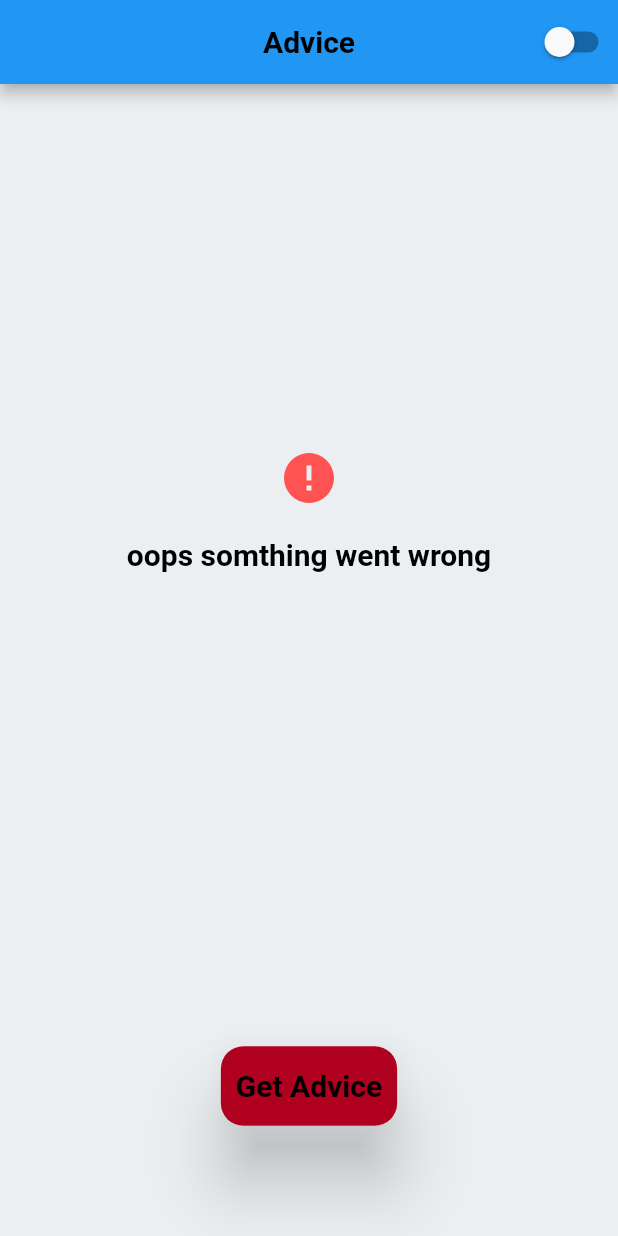
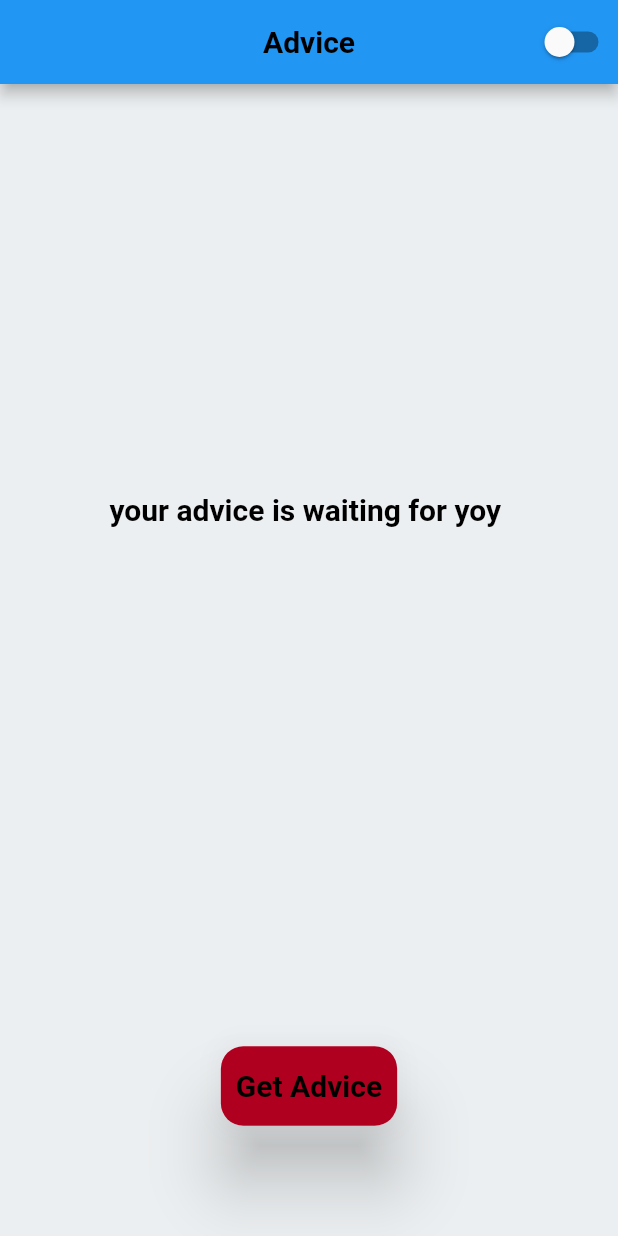
Before and after one commit to ahmadmansour1/adviceapp, a Flutter app: the screen it shows after launch, on a phone screen of 412 x 824 dp. Run offline on Flutter 3.47's test engine with Material 2 defaults, Android fonts, the phone set to English and light mode, and no system bars; our stand-ins replace bloc, equatable, flutter_bloc; Roboto replaces fonts that are missing (Rubik).

Commit message:
Cubits file

```diff
--- /dev/null
+++ b/lib/2_Application/pages/Bloc/advisor_bloc.dart
@@ -0,0 +1,24 @@
+import 'dart:async';
+
+import 'package:bloc/bloc.dart';
+import 'package:equatable/equatable.dart';
+import 'package:flutter/cupertino.dart';
+import 'package:meta/meta.dart';
+
+part 'advisor_event.dart';
+part 'advisor_state.dart';
+
+class AdvisorBloc extends Bloc<AdvisorEvent, AdvisorState> {
+  AdvisorBloc() : super(AdvisorInitial()) {
+    on<ActiveRequestedEvent>((event, emit) async {
+      emit(AdvisorLoading());
+      // execute business logic
+      // for example get and advice
+      debugPrint('fake get advice triggered');
+      await Future.delayed(const Duration(seconds: 3), () {});
+      debugPrint('got advice');
+      emit(AdvisorLoaded(advice: 'fake advice to test bloc'));
+      emit(AdvisorError(message: 'error message'));
+    });
+  }
+}
--- /dev/null
+++ b/lib/2_Application/pages/Bloc/advisor_event.dart
@@ -0,0 +1,8 @@
+part of 'advisor_bloc.dart';
+
+@immutable
+abstract class AdvisorEvent extends Equatable{
+  @override
+  List<Object?> get props => [];
+}
+class ActiveRequestedEvent extends AdvisorEvent{}
--- /dev/null
+++ b/lib/2_Application/pages/Bloc/advisor_state.dart
@@ -0,0 +1,34 @@
+part of 'advisor_bloc.dart';
+
+@immutable
+abstract class AdvisorState extends Equatable{
+
+  List<Object?> get props => [];
+}
+
+class AdvisorInitial extends AdvisorState {
+
+
+}
+class AdvisorLoading extends AdvisorState{
+
+
+}
+
+class AdvisorLoaded extends AdvisorState {
+  final String advice;
+  AdvisorLoaded({required this.advice});
+
+  @override
+
+  List<Object?> get props => [advice];
+  // compare if the advice is matching
+}
+class AdvisorError extends AdvisorState{
+  final String message;
+  AdvisorError({required this.message});
+
+  @override
+
+  List<Object?> get props => [message];
+}
--- /dev/null
+++ b/lib/2_Application/pages/Cubit/advisor_cubit.dart
@@ -0,0 +1,20 @@
+import 'package:bloc/bloc.dart';
+import 'package:equatable/equatable.dart';
+import 'package:flutter/cupertino.dart';
+import 'package:meta/meta.dart';
+
+part 'advisor_state.dart';
+
+class AdvisorCubit extends Cubit<AdvisorCubitState> {
+  AdvisorCubit() : super(AdvisorInitial());
+  void getAdvice() async {
+    emit(AdvisorLoading());
+    // execute business logic
+    // for example get and advice
+    debugPrint('fake get advice triggered');
+    await Future.delayed(const Duration(seconds: 3), () {});
+    debugPrint('got advice');
+    emit(AdvisorLoaded(advice: 'fake advice to test bloc'));
+    emit(AdvisorError(message: 'error message'));
+  }
+}
--- /dev/null
+++ b/lib/2_Application/pages/Cubit/advisor_state.dart
@@ -0,0 +1,28 @@
+part of 'advisor_cubit.dart';
+
+@immutable
+abstract class AdvisorCubitState extends Equatable {
+  @override
+  List<Object?> get props => [];
+}
+
+class AdvisorInitial extends AdvisorCubitState {
+
+}
+
+class AdvisorLoading extends AdvisorCubitState{}
+
+class AdvisorLoaded extends AdvisorCubitState {
+  final String advice;
+  AdvisorLoaded({required this.advice});
+  @override
+  List<Object?> get props => [advice];
+// compare if the advice is matching
+}
+class AdvisorError extends AdvisorCubitState{
+  final String message;
+  AdvisorError({required this.message});
+
+  @override
+  List<Object?> get props => [message];
+}
--- a/lib/2_Application/pages/advice/AdvicePage.dart
+++ b/lib/2_Application/pages/advice/AdvicePage.dart
@@ -1,10 +1,26 @@
 import 'package:adviceapp/2_Application/core/services/Services_Theme.dart';
+import 'package:adviceapp/2_Application/pages/Cubit/advisor_cubit.dart';
 import 'package:adviceapp/2_Application/pages/advice/widgets/CustomeButton.dart';
 import 'package:adviceapp/2_Application/pages/advice/widgets/advice_field.dart';
 import 'package:adviceapp/2_Application/pages/advice/widgets/error_message.dart';
 import 'package:flutter/cupertino.dart';
 import 'package:flutter/material.dart';
+import 'package:flutter_bloc/flutter_bloc.dart';
 import 'package:provider/provider.dart';
+
+
+class AdvisorPageProvider extends StatelessWidget {
+  const AdvisorPageProvider({Key? key}) : super(key: key);
+
+  @override
+  Widget build(BuildContext context) {
+    return BlocProvider(
+      create: (context) => AdvisorCubit(),
+      child: const AdvicePage(),
+    );
+  }
+}
+
 
 class AdvicePage extends StatelessWidget {
   const AdvicePage({Key? key}) : super(key: key);
@@ -14,24 +30,46 @@ class AdvicePage extends StatelessWidget {
     final themeData = Theme.of(context);
     return Scaffold(
         appBar: AppBar(
-        title: Text('Advice' , style: themeData.textTheme.headline1),
+          title: Text('Advice', style: themeData.textTheme.headline1),
           centerTitle: true,
           actions: [
-          Switch(value: Provider.of<ThemeService>(context).isDarkModeOn ,
-              onChanged:(_){
-                Provider.of<ThemeService>(context , listen: false).toggleTheme();
-
+            Switch(value: Provider
+                .of<ThemeService>(context)
+                .isDarkModeOn,
+                onChanged: (_) {
+                  Provider.of<ThemeService>(context, listen: false)
+                      .toggleTheme();
                 })
           ],
         ),
-      body: const Padding(
-        padding:  EdgeInsets.symmetric(horizontal: 50),
-        child:  Column(
-          children:  [
+        body:  Padding(
+          padding: const EdgeInsets.symmetric(horizontal: 50),
+          child: Column(
+            children: [
               Expanded(child: Center(
-              child:ErrorMessage(message: 'oops somthing went wrong '),
+                child: BlocBuilder<AdvisorCubit, AdvisorCubitState>(
+                  builder: (context, state) {
+                   if(state is AdvisorInitial){
+                   return   Text('your advice is waiting for yoy ' , style: themeData.textTheme.headline1);
+                   }
+                   else if(state is AdvisorLoading){
+                     return  CircularProgressIndicator(
+                       color: themeData.colorScheme.secondary,
+                     );
+                   }
+                   else if(state is AdvisorLoaded){
+                     return AdviceField(advice: state.advice);
+                   }
+                   else if (state is AdvisorError){
+                     return ErrorMessage(message: state.message);
+                   }
+                   return const SizedBox();
+
+
+                  },
+                ),
               )),
-            SizedBox(
+              const SizedBox(
                   height: 200,
                   child: Center(child: CustomButton())),
             ],
--- a/lib/2_Application/pages/advice/widgets/CustomeButton.dart
+++ b/lib/2_Application/pages/advice/widgets/CustomeButton.dart
@@ -1,4 +1,7 @@
+import 'package:adviceapp/2_Application/pages/Bloc/advisor_bloc.dart';
+import 'package:adviceapp/2_Application/pages/Cubit/advisor_cubit.dart';
 import 'package:flutter/material.dart';
+import 'package:flutter_bloc/flutter_bloc.dart';
 
 class CustomButton extends StatelessWidget {
   const CustomButton({this.onTap, super.key});
@@ -10,7 +13,7 @@ class CustomButton extends StatelessWidget {
     final themeData = Theme.of(context);
     return InkResponse(
       onTap: (){
-        print('button pressed');
+        BlocProvider.of<AdvisorCubit>(context).getAdvice();
       },
       child: Material(
         elevation: 20,
--- a/lib/main.dart
+++ b/lib/main.dart
@@ -24,7 +24,7 @@ class MyApp extends StatelessWidget {
         themeMode: themeService.isDarkModeOn ? ThemeMode.dark : ThemeMode.light,
         theme: AppTheme.lightTheme,
         darkTheme: AppTheme.darkTheme,
-        home:  AdvicePage(),
+        home:  AdvisorPageProvider(),
       );
     });
   }
--- a/pubspec.yaml
+++ b/pubspec.yaml
@@ -14,6 +14,8 @@ dependencies:
 
   cupertino_icons: ^1.0.2
   provider: ^6.0.5
+  flutter_bloc: ^8.1.3
+  equatable: ^2.0.5
 
 dev_dependencies:
   flutter_test:
```
Also changed, not shown: pubspec.lock. Lines whose indentation alone changed are shown as unchanged.
